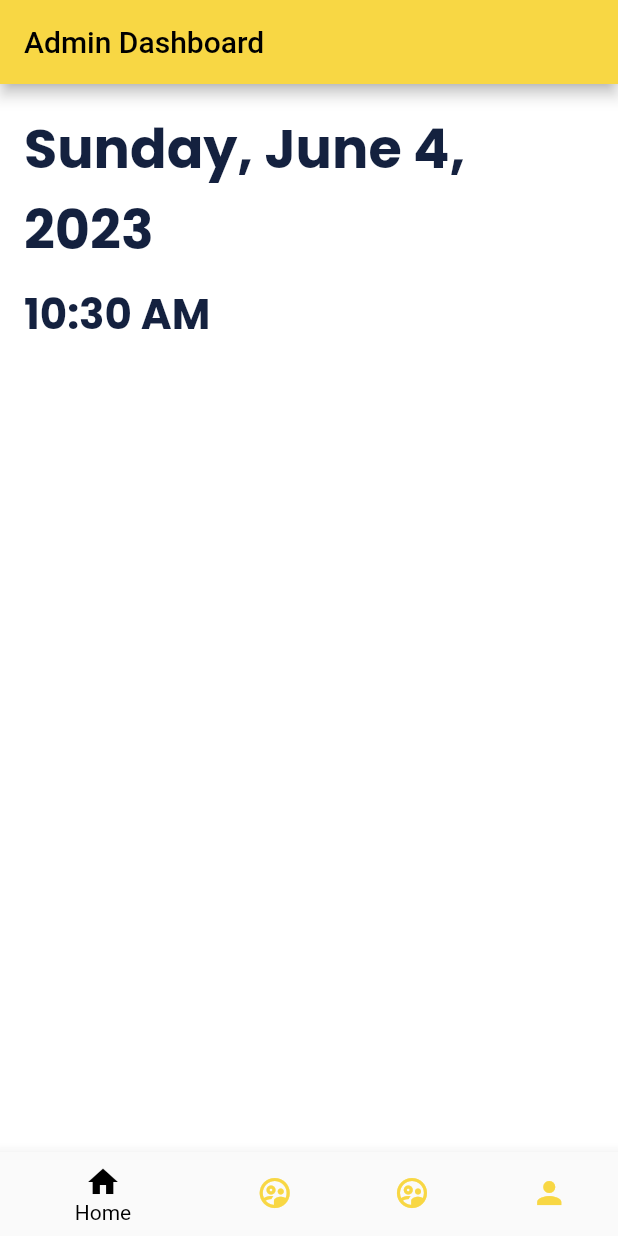
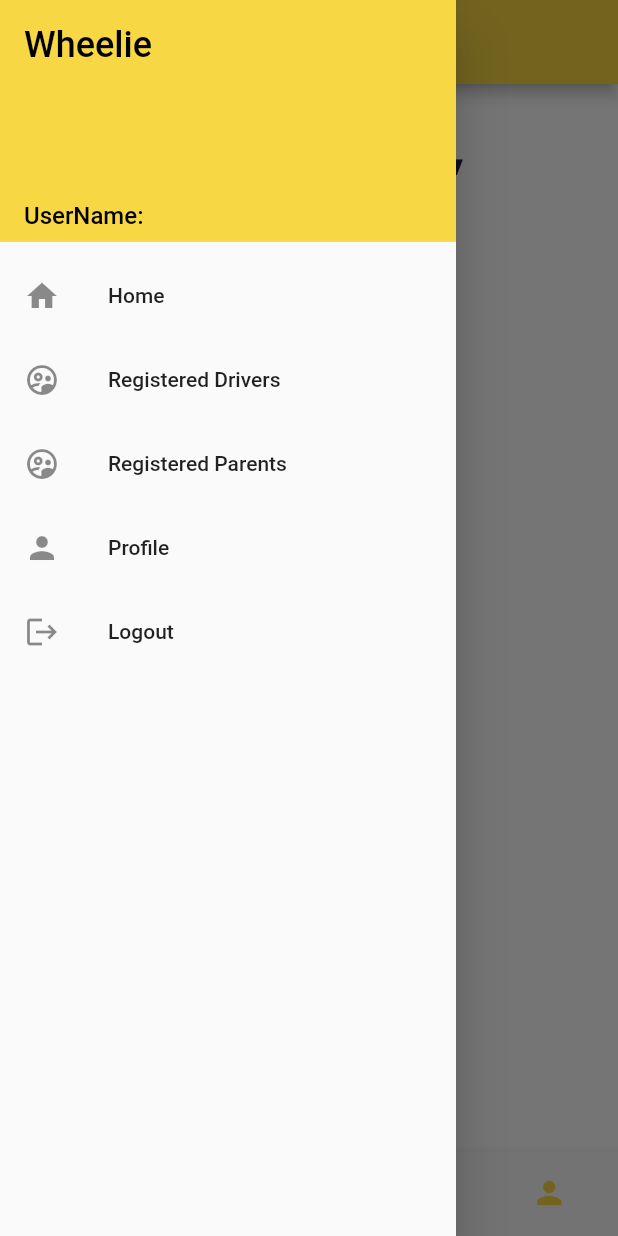
Before and after one commit to Smalick0478/Wheelie, a Flutter app: the AdminDashboard screen opened directly, with the side drawer open (before the commit the screen has no drawer), on a phone screen of 412 x 824 dp. Run offline on Flutter 3.47's test engine with Material 2 defaults, Android fonts, the phone set to English and light mode, and no system bars; our stand-ins replace cloud_firestore, firebase_auth, firebase_core, firebase_database, firebase_storage, google_fonts and 2 more; accounts and stored records are empty.

Commit message:
fetech username of a logged in user

```diff
--- a/lib/screens/dashboards/admin/admin.dart
+++ b/lib/screens/dashboards/admin/admin.dart
@@ -2,9 +2,11 @@ import 'package:firebase_auth/firebase_auth.dart';
 import 'package:flutter/material.dart';
 import 'package:cloud_firestore/cloud_firestore.dart';
 import 'package:flutter/material.dart';
+import 'package:wheelie/helpers/current_logged_person.dart';
 import 'package:wheelie/helpers/theme_colors.dart';
+import 'package:wheelie/pages/login_page.dart';
 
-//Admin
+// Admin
 import 'package:wheelie/screens/dashboards/admin/admin_home.dart';
 import 'package:wheelie/screens/dashboards/admin/profile.dart';
 import 'package:wheelie/screens/dashboards/admin/registered_driver.dart';
@@ -17,6 +19,7 @@ class AdminDashboard extends StatefulWidget {
 
 class _AdminDashboardState extends State<AdminDashboard> {
   int _currentIndex = 0;
+  String adminName = ''; // Variable to store the admin's name
 
   final List<Widget> _screens = [
     HomeScreen(),
@@ -24,6 +27,16 @@ class _AdminDashboardState extends State<AdminDashboard> {
     RegisteredParentScreen(),
     ProfileScreen(),
   ];
+
+  @override
+  void initState() {
+    super.initState();
+    fetchCurrentUserName().then((name) {
+      setState(() {
+        adminName = name;
+      });
+    });
+  }
 
   @override
   Widget build(BuildContext context) {
@@ -34,6 +47,90 @@ class _AdminDashboardState extends State<AdminDashboard> {
         backgroundColor: ThemeColors
             .YellowColor, // Set the app bar background color to yellow
         foregroundColor: Colors.black, // Set the app bar text color to black
+      ),
+      drawer: Drawer(
+        child: ListView(
+          padding: EdgeInsets.zero,
+          children: <Widget>[
+            DrawerHeader(
+              decoration: BoxDecoration(
+                color: ThemeColors.YellowColor,
+              ),
+              child: Column(
+                crossAxisAlignment: CrossAxisAlignment.start,
+                children: [
+                  Text(
+                    'Wheelie',
+                    style: TextStyle(
+                      color: Colors.black,
+                      fontSize: 24,
+                    ),
+                  ),
+                  SizedBox(height: 8), // Add some spacing between the texts
+                  Expanded(
+                    child: Align(
+                      alignment: Alignment.bottomLeft,
+                      child: Text(
+                        'UserName: $adminName',
+                        style: TextStyle(
+                          color: Colors.black,
+                          fontSize: 16,
+                        ),
+                      ),
+                    ),
+                  ),
+                ],
+              ),
+            ),
+            ListTile(
+              leading: Icon(Icons.home),
+              title: Text('Home'),
+              onTap: () {
+                setState(() {
+                  _currentIndex = 0;
+                  Navigator.pop(context);
+                });
+              },
+            ),
+            ListTile(
+              leading: Icon(Icons.supervised_user_circle_outlined),
+              title: Text('Registered Drivers'),
+              onTap: () {
+                setState(() {
+                  _currentIndex = 1;
+                  Navigator.pop(context);
+                });
+              },
+            ),
+            ListTile(
+              leading: Icon(Icons.supervised_user_circle_outlined),
+              title: Text('Registered Parents'),
+              onTap: () {
+                setState(() {
+                  _currentIndex = 2;
+                  Navigator.pop(context);
+                });
+              },
+            ),
+            ListTile(
+              leading: Icon(Icons.person),
+              title: Text('Profile'),
+              onTap: () {
+                setState(() {
+                  _currentIndex = 3;
+                  Navigator.pop(context);
+                });
+              },
+            ),
+            ListTile(
+              leading: Icon(Icons.logout),
+              title: Text('Logout'),
+              onTap: () {
+                logout(context);
+              },
+            ),
+          ],
+        ),
       ),
       body: _screens[_currentIndex],
       bottomNavigationBar: BottomNavigationBar(
@@ -70,4 +167,15 @@ class _AdminDashboardState extends State<AdminDashboard> {
       ),
     );
   }
+
+  Future<void> logout(BuildContext context) async {
+    CircularProgressIndicator();
+    await FirebaseAuth.instance.signOut();
+    Navigator.pushReplacement(
+      context,
+      MaterialPageRoute(
+        builder: (context) => LoginPage(),
+      ),
+    );
+  }
 }
```
